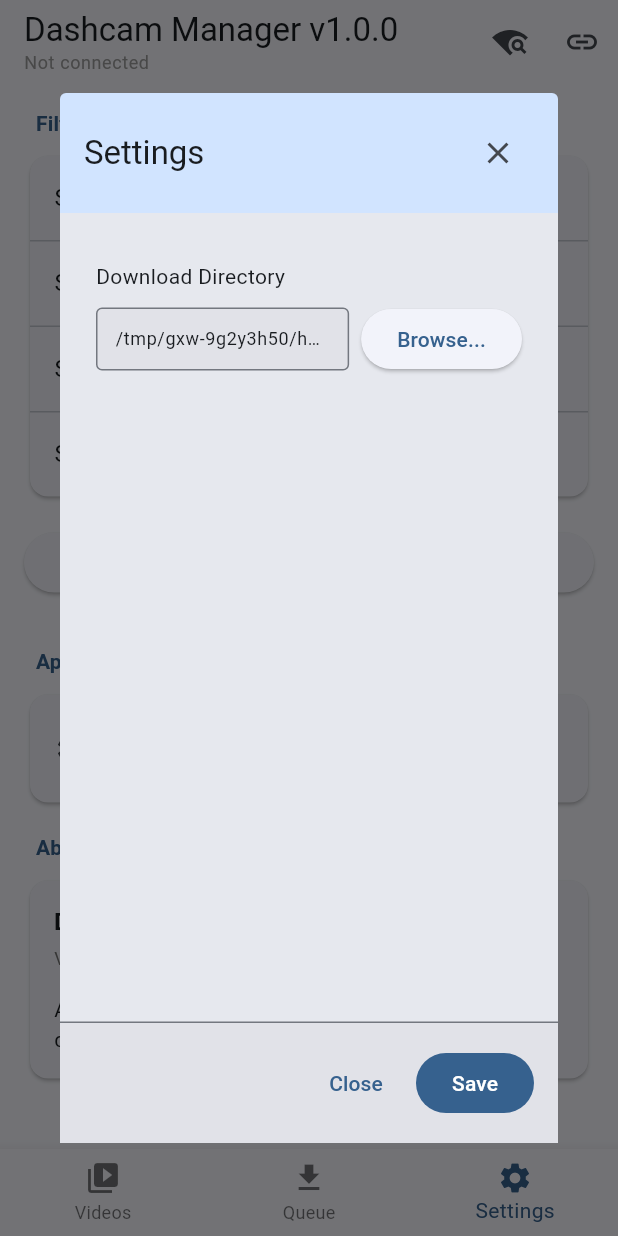
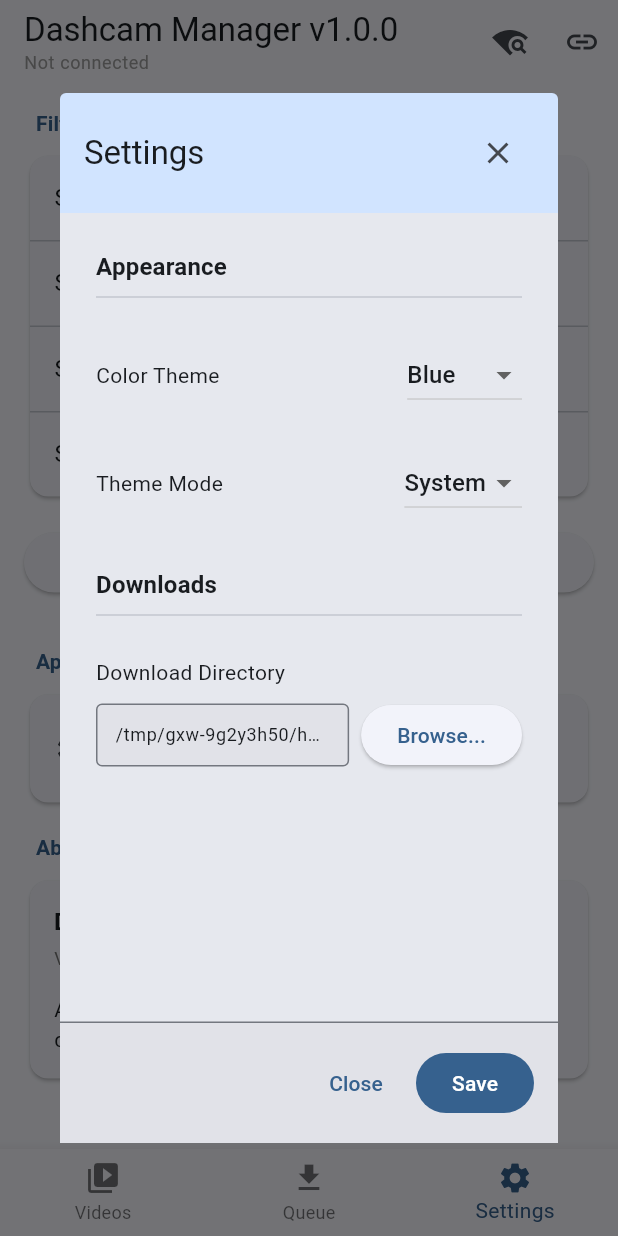
Before and after one commit to c16/dashcam_manager, a Flutter app: the screen it shows after launch, item 3 of the bottom bar chosen, after a tap on "Dashcam Settings", on a phone screen of 412 x 824 dp. Run offline on Flutter 3.47's test engine with Material 3 defaults, Android fonts, the phone set to English and light mode, and no system bars; our stand-ins replace file_picker, permission_handler, shared_preferences; missing offline and left inert: network_info_plus, wifi_iot.

Commit message:
Add theme selection with 8 color schemes and theme mode control
Implement comprehensive theme customization feature allowing users to
select from 8 Material 3 color schemes and control light/dark/system
theme mode. Themes update instantly without app restart.

Changes:
- Create ThemeService with 8 color schemes (Blue, Purple, Green, Orange, Red, Teal, Pink, Amber)
- Add theme storage to PreferencesService (theme name and mode)
- Update AppState with theme state management and update methods
- Update main.dart to use dynamic themes via Consumer<AppState>
- Add Appearance section to settings dialog with theme dropdowns
- Themes apply instantly using Material 3 ColorScheme.fromSeed()
- Support System/Light/Dark theme modes
- Persist theme preferences across app restarts

Features:
- 8 distinct color themes using Material 3 design
- Instant theme switching (no restart required)
- Light/Dark/System mode selection
- Theme preferences saved to SharedPreferences
- Clean, organized settings UI with sections

🤖 Generated with [Claude Code](https://claude.com/claude-code)

Co-Authored-By: Claude <noreply@anthropic.com>

```diff
--- a/dashcam_flutter/lib/main.dart
+++ b/dashcam_flutter/lib/main.dart
@@ -21,28 +21,20 @@ class DashcamApp extends StatelessWidget {
   Widget build(BuildContext context) {
     return ChangeNotifierProvider(
       create: (_) => AppState(preferencesService: preferencesService),
-      child: MaterialApp(
+      child: Consumer<AppState>(
+        builder: (context, appState, child) {
+          return MaterialApp(
             title: 'Dashcam Manager',
-        theme: ThemeData(
-          colorScheme: ColorScheme.fromSeed(
-            seedColor: Colors.blue,
-            brightness: Brightness.light,
-          ),
-          useMaterial3: true,
-        ),
-        darkTheme: ThemeData(
-          colorScheme: ColorScheme.fromSeed(
-            seedColor: Colors.blue,
-            brightness: Brightness.dark,
-          ),
-          useMaterial3: true,
-        ),
-        themeMode: ThemeMode.system,
+            theme: appState.getLightTheme(),
+            darkTheme: appState.getDarkTheme(),
+            themeMode: appState.themeMode,
             home: const ResponsiveLayout(
               mobile: MobileMainScreen(),
               desktop: MainScreen(),
             ),
             debugShowCheckedModeBanner: false,
+          );
+        },
       ),
     );
   }
--- a/dashcam_flutter/lib/services/app_state.dart
+++ b/dashcam_flutter/lib/services/app_state.dart
@@ -6,6 +6,7 @@ import '../models/download_task.dart';
 import 'download_manager.dart';
 import 'preferences_service.dart';
 import 'wifi_service.dart';
+import 'theme_service.dart';
 
 /// Application state management
 class AppState extends ChangeNotifier {
@@ -33,6 +34,10 @@ class AppState extends ChangeNotifier {
   // Status message
   String _statusMessage = 'Ready';
 
+  // Theme state
+  String _selectedTheme = 'blue';
+  ThemeMode _themeMode = ThemeMode.system;
+
   // Getters
   bool get isConnected => _isConnected;
   String get connectionStatus => _connectionStatus;
@@ -46,8 +51,14 @@ class AppState extends ChangeNotifier {
   bool get showEmergency => _showEmergency;
   List<DownloadTask> get downloadQueue => _downloadManager?.queue ?? [];
   String get statusMessage => _statusMessage;
+  String get selectedTheme => _selectedTheme;
+  ThemeMode get themeMode => _themeMode;
 
-  AppState({required this.preferencesService});
+  AppState({required this.preferencesService}) {
+    // Load theme preferences
+    _selectedTheme = preferencesService.getTheme();
+    _themeMode = ThemeService.stringToThemeMode(preferencesService.getThemeMode());
+  }
 
   /// Connect to dashcam
   Future<bool> connect({String? dashcamSSID, String? dashcamPassword}) async {
@@ -360,4 +371,30 @@ class AppState extends ChangeNotifier {
     _statusMessage = message;
     notifyListeners();
   }
+
+  /// Update selected theme
+  Future<void> updateTheme(String theme) async {
+    if (ThemeService.isValidTheme(theme)) {
+      _selectedTheme = theme;
+      await preferencesService.setTheme(theme);
+      notifyListeners();
+    }
+  }
+
+  /// Update theme mode
+  Future<void> updateThemeMode(ThemeMode mode) async {
+    _themeMode = mode;
+    await preferencesService.setThemeMode(ThemeService.themeModeToString(mode));
+    notifyListeners();
+  }
+
+  /// Get light theme for current selection
+  ThemeData getLightTheme() {
+    return ThemeService.getLightTheme(_selectedTheme);
+  }
+
+  /// Get dark theme for current selection
+  ThemeData getDarkTheme() {
+    return ThemeService.getDarkTheme(_selectedTheme);
+  }
 }
--- a/dashcam_flutter/lib/services/preferences_service.dart
+++ b/dashcam_flutter/lib/services/preferences_service.dart
@@ -7,6 +7,8 @@ class PreferencesService {
   static const String _downloadDirKey = 'download_directory';
   static const String _maxParallelDownloadsKey = 'max_parallel_downloads';
   static const String _autoWifiSwitchKey = 'auto_wifi_switch';
+  static const String _themeKey = 'selected_theme';
+  static const String _themeModeKey = 'theme_mode';
 
   final SharedPreferences _prefs;
 
@@ -65,6 +67,26 @@ class PreferencesService {
     await _prefs.setBool(_autoWifiSwitchKey, enabled);
   }
 
+  /// Get selected theme
+  String getTheme() {
+    return _prefs.getString(_themeKey) ?? 'blue';
+  }
+
+  /// Set selected theme
+  Future<void> setTheme(String theme) async {
+    await _prefs.setString(_themeKey, theme);
+  }
+
+  /// Get theme mode
+  String getThemeMode() {
+    return _prefs.getString(_themeModeKey) ?? 'system';
+  }
+
+  /// Set theme mode
+  Future<void> setThemeMode(String mode) async {
+    await _prefs.setString(_themeModeKey, mode);
+  }
+
   /// Get default download directory
   Future<String> _getDefaultDownloadDirectory() async {
     // Try user-specific directories first
--- /dev/null
+++ b/dashcam_flutter/lib/services/theme_service.dart
@@ -0,0 +1,116 @@
+import 'package:flutter/material.dart';
+
+/// Service for managing app themes and color schemes
+class ThemeService {
+  /// Available theme options
+  static const List<String> availableThemes = [
+    'blue',
+    'purple',
+    'green',
+    'orange',
+    'red',
+    'teal',
+    'pink',
+    'amber',
+  ];
+
+  /// Display names for themes
+  static const Map<String, String> themeDisplayNames = {
+    'blue': 'Blue',
+    'purple': 'Purple',
+    'green': 'Green',
+    'orange': 'Orange',
+    'red': 'Red',
+    'teal': 'Teal',
+    'pink': 'Pink',
+    'amber': 'Amber',
+  };
+
+  /// Get seed color for a theme
+  static Color getSeedColor(String theme) {
+    switch (theme.toLowerCase()) {
+      case 'blue':
+        return Colors.blue;
+      case 'purple':
+        return Colors.deepPurple;
+      case 'green':
+        return Colors.green;
+      case 'orange':
+        return Colors.orange;
+      case 'red':
+        return Colors.red;
+      case 'teal':
+        return Colors.teal;
+      case 'pink':
+        return Colors.pink;
+      case 'amber':
+        return Colors.amber;
+      default:
+        return Colors.blue;
+    }
+  }
+
+  /// Get light theme for a specific color scheme
+  static ThemeData getLightTheme(String theme) {
+    return ThemeData(
+      colorScheme: ColorScheme.fromSeed(
+        seedColor: getSeedColor(theme),
+        brightness: Brightness.light,
+      ),
+      useMaterial3: true,
+    );
+  }
+
+  /// Get dark theme for a specific color scheme
+  static ThemeData getDarkTheme(String theme) {
+    return ThemeData(
+      colorScheme: ColorScheme.fromSeed(
+        seedColor: getSeedColor(theme),
+        brightness: Brightness.dark,
+      ),
+      useMaterial3: true,
+    );
+  }
+
+  /// Convert ThemeMode enum to string
+  static String themeModeToString(ThemeMode mode) {
+    switch (mode) {
+      case ThemeMode.light:
+        return 'light';
+      case ThemeMode.dark:
+        return 'dark';
+      case ThemeMode.system:
+        return 'system';
+    }
+  }
+
+  /// Convert string to ThemeMode enum
+  static ThemeMode stringToThemeMode(String mode) {
+    switch (mode.toLowerCase()) {
+      case 'light':
+        return ThemeMode.light;
+      case 'dark':
+        return ThemeMode.dark;
+      case 'system':
+      default:
+        return ThemeMode.system;
+    }
+  }
+
+  /// Get display name for theme mode
+  static String getThemeModeDisplayName(ThemeMode mode) {
+    switch (mode) {
+      case ThemeMode.light:
+        return 'Light';
+      case ThemeMode.dark:
+        return 'Dark';
+      case ThemeMode.system:
+        return 'System';
+    }
+  }
+
+  /// Validate theme name
+  static bool isValidTheme(String theme) {
+    return availableThemes.contains(theme.toLowerCase());
+  }
+}
--- a/dashcam_flutter/lib/ui/widgets/settings_dialog.dart
+++ b/dashcam_flutter/lib/ui/widgets/settings_dialog.dart
@@ -1,7 +1,10 @@
 import 'package:flutter/material.dart';
 import 'package:file_picker/file_picker.dart';
+import 'package:provider/provider.dart';
 import '../../api/dashcam_api.dart';
 import '../../services/preferences_service.dart';
+import '../../services/app_state.dart';
+import '../../services/theme_service.dart';
 
 /// Settings dialog for dashcam configuration
 class SettingsDialog extends StatefulWidget {
@@ -25,11 +28,14 @@ class _SettingsDialogState extends State<SettingsDialog> {
 
   // App settings
   String _downloadDirectory = '';
+  String _selectedTheme = 'blue';
+  ThemeMode _themeMode = ThemeMode.system;
 
   @override
   void initState() {
     super.initState();
     _loadAppSettings();
+    _loadThemeSettings();
     if (widget.api != null) {
       _loadDeviceSettings();
     }
@@ -40,6 +46,14 @@ class _SettingsDialogState extends State<SettingsDialog> {
 
     setState(() {
       _downloadDirectory = downloadDir;
+    });
+  }
+
+  void _loadThemeSettings() {
+    final appState = context.read<AppState>();
+    setState(() {
+      _selectedTheme = appState.selectedTheme;
+      _themeMode = appState.themeMode;
     });
   }
 
@@ -152,7 +166,16 @@ class _SettingsDialogState extends State<SettingsDialog> {
                 child: Column(
                   crossAxisAlignment: CrossAxisAlignment.start,
                   children: [
+                    // Appearance Section
+                    _buildSection('Appearance'),
+                    _buildThemeDropdown(),
+                    const SizedBox(height: 8),
+                    _buildThemeModeDropdown(),
+
+                    const SizedBox(height: 24),
+
                     // Download Directory
+                    _buildSection('Downloads'),
                     _buildDirectorySetting(
                       'Download Directory',
                       _downloadDirectory,
@@ -253,6 +276,70 @@ class _SettingsDialogState extends State<SettingsDialog> {
     );
   }
 
+  Widget _buildThemeDropdown() {
+    return Padding(
+      padding: const EdgeInsets.symmetric(vertical: 8),
+      child: Row(
+        children: [
+          Expanded(
+            child: Text('Color Theme'),
+          ),
+          DropdownButton<String>(
+            value: _selectedTheme,
+            items: ThemeService.availableThemes.map((theme) {
+              return DropdownMenuItem<String>(
+                value: theme,
+                child: Text(ThemeService.themeDisplayNames[theme] ?? theme),
+              );
+            }).toList(),
+            onChanged: (value) {
+              if (value != null) {
+                setState(() => _selectedTheme = value);
+                context.read<AppState>().updateTheme(value);
+              }
+            },
+          ),
+        ],
+      ),
+    );
+  }
+
+  Widget _buildThemeModeDropdown() {
+    return Padding(
+      padding: const EdgeInsets.symmetric(vertical: 8),
+      child: Row(
+        children: [
+          Expanded(
+            child: Text('Theme Mode'),
+          ),
+          DropdownButton<ThemeMode>(
+            value: _themeMode,
+            items: const [
+              DropdownMenuItem(
+                value: ThemeMode.system,
+                child: Text('System'),
+              ),
+              DropdownMenuItem(
+                value: ThemeMode.light,
+                child: Text('Light'),
+              ),
+              DropdownMenuItem(
+                value: ThemeMode.dark,
+                child: Text('Dark'),
+              ),
+            ],
+            onChanged: (value) {
+              if (value != null) {
+                setState(() => _themeMode = value);
+                context.read<AppState>().updateThemeMode(value);
+              }
+            },
+          ),
+        ],
+      ),
+    );
+  }
+
   Widget _buildDirectorySetting(
       String label, String path, VoidCallback onBrowse) {
     return Padding(
```
Lines whose indentation alone changed are shown as unchanged.
